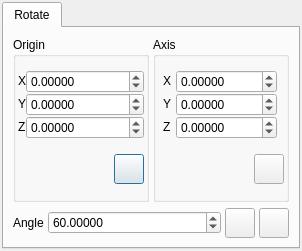
trisyoungs/aten, file branches/regui/src/gui/transform.ui: the form before one commit.
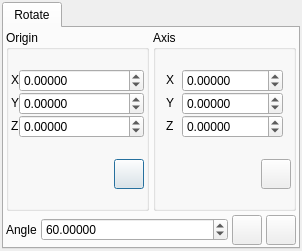
The form after the commit. Icons and pictures are not drawn.

Patch:
```diff
--- a/branches/regui/src/gui/transform.ui
+++ b/branches/regui/src/gui/transform.ui
@@ -33,10 +33,10 @@
       </attribute>
       <layout class="QVBoxLayout" >
        <property name="margin" >
-        <number>9</number>
+        <number>2</number>
        </property>
        <property name="spacing" >
-        <number>6</number>
+        <number>4</number>
        </property>
        <item>
         <layout class="QHBoxLayout" >
```
